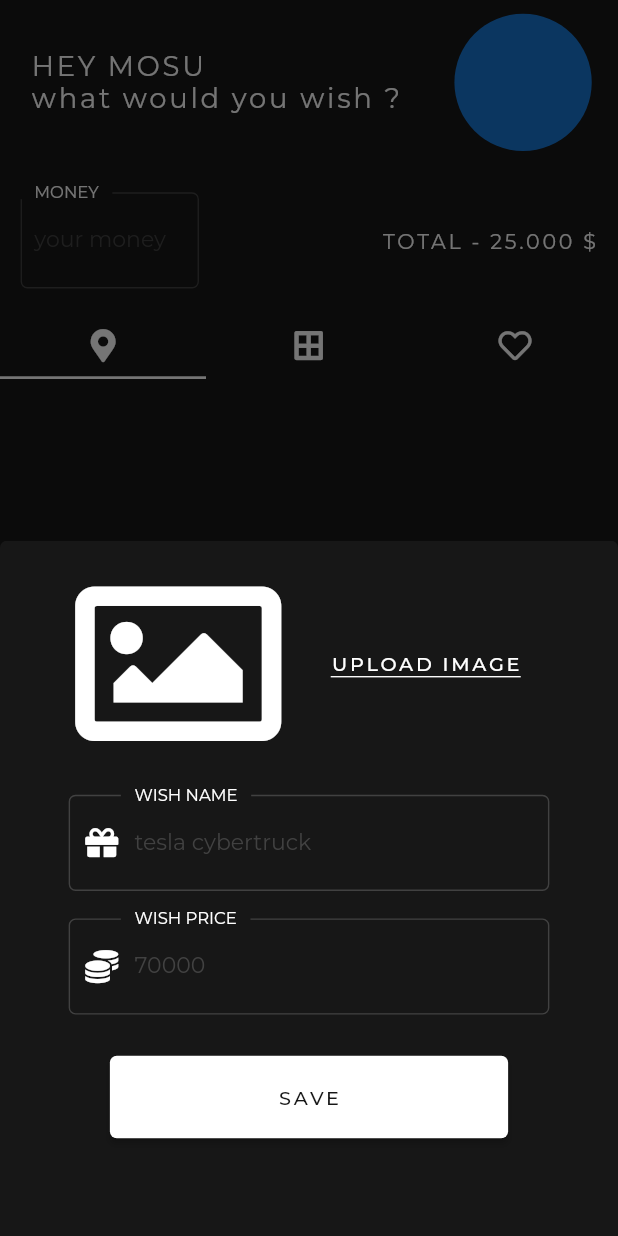
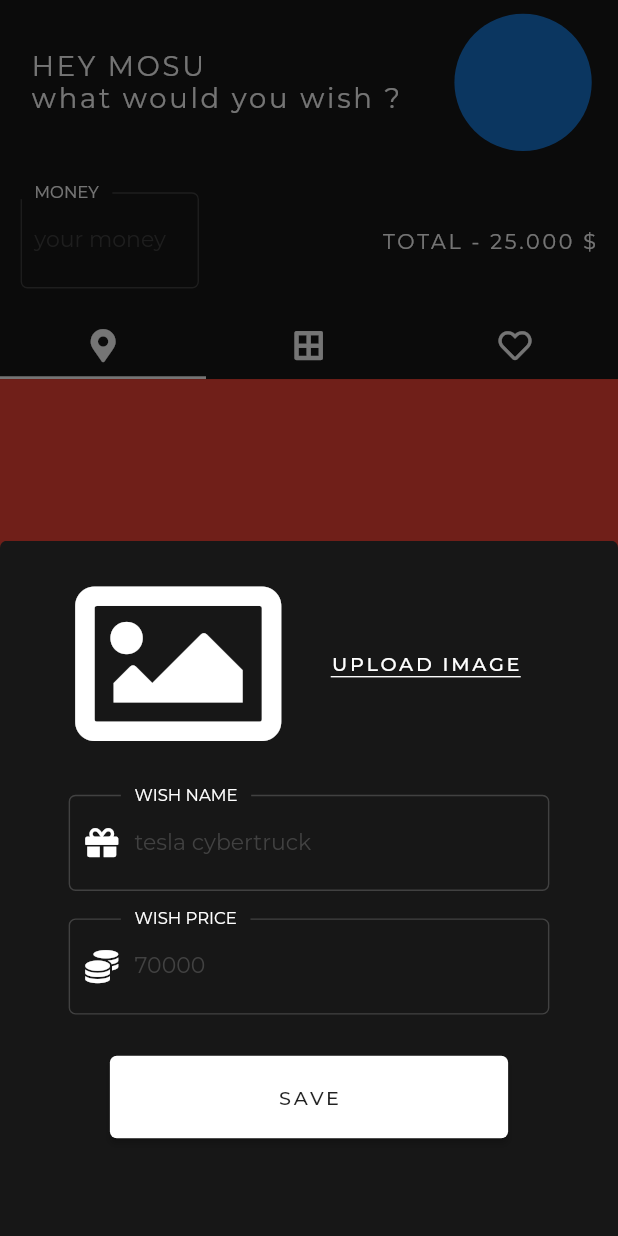
Before and after one commit to narman85/my_wish_list, a Flutter app: the HomeScreen screen opened by its route, after a tap on an icon or button, on a phone screen of 412 x 824 dp. Run offline on Flutter 3.47's test engine with Material 2 defaults, Android fonts, the phone set to English and light mode, and no system bars; our stand-ins replace animate_do, font_awesome_flutter, get, google_fonts, responsive_framework.

Commit message:
ui done very good

```diff
--- a/lib/Screen/add_wish_screen.dart
+++ b/lib/Screen/add_wish_screen.dart
@@ -7,6 +7,7 @@ import 'package:my_wish_list/Util/widgets.dart';
 class AddWishScreen extends StatelessWidget {
   @override
   Widget build(BuildContext context) {
+    //! change design floatingbutton
     return FloatingActionButton(
       backgroundColor: kWhiteColor,
       child: FaIcon(
@@ -30,9 +31,10 @@ class AddWishScreen extends StatelessWidget {
                   Row(
                     mainAxisAlignment: MainAxisAlignment.center,
                     children: [
+                      //! set wish image picker
                       InkWell(
                         onTap: () {
-                          print('s');
+                          print('image picker');
                         },
                         child: FaIcon(
                           FontAwesomeIcons.image,
@@ -41,14 +43,18 @@ class AddWishScreen extends StatelessWidget {
                         ),
                       ),
                       SizedBox(width: 20),
+                      //! set upload image
                       UnderlineButton(
                         text: 'UPLOAD IMAGE',
-                        onTap: () {},
+                        onTap: () {
+                          print('upload image');
+                        },
                       ),
                     ],
                   ),
                   Padding(
                     padding: const EdgeInsets.only(bottom: 20, top: 20),
+                    //! set wishname textfield
                     child: MyTextField(
                       label: 'WISH NAME',
                       hint: 'tesla cybertruck',
@@ -57,6 +63,7 @@ class AddWishScreen extends StatelessWidget {
                   ),
                   Padding(
                     padding: const EdgeInsets.only(bottom: 30),
+                    //! set price textfield
                     child: MyTextField(
                       label: "WISH PRICE",
                       prefiks: FontAwesomeIcons.coins,
@@ -64,23 +71,13 @@ class AddWishScreen extends StatelessWidget {
                       hint: "70000",
                     ),
                   ),
-                  ButtonTheme(
-                    minWidth: 290,
-                    height: 60,
-                    child: RaisedButton(
-                      shape: RoundedRectangleBorder(
-                        borderRadius: BorderRadius.circular(5),
-                      ),
-                      child: Text(
-                        "SAVE",
-                        style: TextStyle(
-                          letterSpacing: 2,
-                          color: kBlackColor,
-                        ),
-                      ),
-                      color: kWhiteColor,
-                      onPressed: () {},
-                    ),
+                  //! set save button
+                  BigButton(
+                    color: kWhiteColor,
+                    text: 'SAVE',
+                    onTap: () {
+                      print('save');
+                    },
                   )
                 ],
               ),
--- a/lib/Screen/forgot_screen.dart
+++ b/lib/Screen/forgot_screen.dart
@@ -16,6 +16,7 @@ class ForgotScreen extends StatelessWidget {
                 SizedBox(height: 300),
                 BounceInDown(
                   duration: kAnimationDuration,
+                  //! set textfield
                   child: MyTextField(
                       prefiks: Icons.mail,
                       keyboard: TextInputType.emailAddress,
@@ -25,6 +26,7 @@ class ForgotScreen extends StatelessWidget {
                 SizedBox(height: 75),
                 BounceInUp(
                   duration: kAnimationDuration,
+                //! set verify button
                   child: BigButton(
                     onTap: () {},
                     text: 'VERIFY',
--- a/lib/Screen/home_screen.dart
+++ b/lib/Screen/home_screen.dart
@@ -19,23 +19,21 @@ class HomeScreen extends StatelessWidget {
                 children: [
                   Padding(
                     padding: const EdgeInsets.only(left: 15),
-                    child: Text(
-                      "HEY MOSU\nwhat would you wish ?",
-                      style: TextStyle(
-                        letterSpacing: 2,
-                        fontSize: 20,
-                        color: kWhiteColor,
-                      ),
+                    //! set the text
+                    child: MyText(
+                      size: 20,
+                      text: 'HEY MOSU\nwhat would you wish ?',
                     ),
                   ),
                   SizedBox(width: 10),
                   Padding(
                     padding: const EdgeInsets.only(right: 12),
-                    child: GestureDetector(
-                      onTap: () {
+                    //! set avatar
+                    child: CircleAvatarWidget(
+                      radius: 50,
+                      tap: () {
                         Get.toNamed('profilescreen');
                       },
-                      child: CircleAvatar(maxRadius: 50),
                     ),
                   ),
                 ],
@@ -46,6 +44,7 @@ class HomeScreen extends StatelessWidget {
                   Flexible(
                     child: Padding(
                       padding: const EdgeInsets.only(left: 15, right: 100),
+                      //! set textfield 2
                       child: MyTextField2(
                         label: "MONEY",
                         keyboard: TextInputType.datetime,
@@ -57,19 +56,16 @@ class HomeScreen extends StatelessWidget {
                     width: 33,
                   ),
                   Padding(
-                    padding: const EdgeInsets.only(right: 15),
-                    child: Text(
-                      "TOTAL - 25.000 \$",
-                      style: TextStyle(
-                        color: kWhiteColor,
-                        fontSize: 15,
-                        letterSpacing: 2,
-                      ),
-                    ),
-                  ),
+                      padding: const EdgeInsets.only(right: 15),
+                      //! set text
+                      child: MyText(
+                        text: 'TOTAL - 25.000 \$',
+                        size: 15,
+                      )),
                 ],
               ),
               SizedBox(height: 20),
+              //! take control on tabbar
               DefaultTabController(
                 length: 3,
                 child: Column(
@@ -78,44 +74,17 @@ class HomeScreen extends StatelessWidget {
                     TabBar(
                       indicatorColor: kWhiteColor,
                       tabs: [
-                        Padding(
-                          padding: const EdgeInsets.all(10),
-                          child: FaIcon(
-                            FontAwesomeIcons.mapMarkerAlt,
-                            color: kWhiteColor,
-                          ),
-                        ),
-                        Padding(
-                          padding: const EdgeInsets.all(10),
-                          child: FaIcon(
-                            FontAwesomeIcons.borderAll,
-                            color: kWhiteColor,
-                          ),
-                        ),
-                        Padding(
-                          padding: const EdgeInsets.all(10),
-                          child: FaIcon(
-                            FontAwesomeIcons.heart,
-                            color: kWhiteColor,
-                          ),
-                        ),
+                        TabIcon(icon: FontAwesomeIcons.mapMarkerAlt),
+                        TabIcon(icon: FontAwesomeIcons.borderAll),
+                        TabIcon(icon: FontAwesomeIcons.heart),
                       ],
                     ),
                     Container(
                       height: Get.height,
                       child: TabBarView(children: [
-                        Padding(
-                          padding: const EdgeInsets.all(200),
-                          child: Card(
-                            color: kWhiteColor,
-                            child: Text(
-                              's',
-                              textAlign: TextAlign.center,
-                            ),
-                          ),
-                        ),
-                        Center(child: Text('s')),
-                        Text('s'),
+                        Container(color: Colors.red),
+                        Container(color: Colors.green),
+                        Container(color: Colors.blue),
                       ]),
                     )
                   ],
--- a/lib/Screen/profile_screen.dart
+++ b/lib/Screen/profile_screen.dart
@@ -11,10 +11,9 @@ class ProfileScreen extends StatelessWidget {
         actions: [
           Padding(
             padding: const EdgeInsets.all(10),
+            //! set exit button
             child: IconButton(
-                icon: FaIcon(
-                  FontAwesomeIcons.signOutAlt,
-                ),
+                icon: FaIcon(FontAwesomeIcons.signOutAlt),
                 onPressed: () {
                   print('exit');
                 }),
@@ -27,38 +26,36 @@ class ProfileScreen extends StatelessWidget {
             child: Column(
               children: [
                 SizedBox(height: 85),
-                CircleAvatar(
+                //! pick image
+                CircleAvatarWidget(
                   radius: 85,
+                  tap: () {
+                    print('profile image picker');
+                  },
                 ),
                 SizedBox(height: 50),
+                //! upload image
                 UnderlineButton(
-                  onTap: () {},
+                  onTap: () {
+                    print('upload image');
+                  },
                   text: 'UPLOAD IMAGE',
                 ),
                 SizedBox(height: 50),
+                //! set textfield
                 MyTextField(
                   prefiks: FontAwesomeIcons.idCardAlt,
                   label: 'NAME',
                   hint: 'aladdin',
                 ),
                 SizedBox(height: 50),
-                ButtonTheme(
-                  minWidth: 290,
-                  height: 60,
-                  child: RaisedButton(
-                    shape: RoundedRectangleBorder(
-                      borderRadius: BorderRadius.circular(5),
-                    ),
-                    child: Text(
-                      "SAVE",
-                      style: TextStyle(
-                        letterSpacing: 2,
-                        color: kBlackColor,
-                      ),
-                    ),
-                    color: kWhiteColor,
-                    onPressed: () {},
-                  ),
+                //! save prosess
+                BigButton(
+                  onTap: () {
+                    print('save');
+                  },
+                  text: 'SAVE',
+                  color: kWhiteColor,
                 )
               ],
             ),
--- a/lib/Screen/sign_in_screen.dart
+++ b/lib/Screen/sign_in_screen.dart
@@ -44,6 +44,7 @@ class SignInScreen extends StatelessWidget {
                 SizedBox(height: 100),
                 BounceInLeft(
                   duration: kAnimationDuration,
+                  //! set textfield
                   child: MyTextField(
                       prefiks: Icons.mail,
                       keyboard: TextInputType.emailAddress,
@@ -53,6 +54,7 @@ class SignInScreen extends StatelessWidget {
                 SizedBox(height: 50),
                 BounceInRight(
                   duration: kAnimationDuration,
+                  //! set textfield
                   child: MyTextField(
                       prefiks: FontAwesomeIcons.key,
                       label: 'PASSWORD',
@@ -62,8 +64,11 @@ class SignInScreen extends StatelessWidget {
                 SizedBox(height: 75),
                 BounceInDown(
                   duration: kAnimationDuration,
+                  //! set sign in
                   child: BigButton(
-                    onTap: () {},
+                    onTap: () {
+                      print('signin');
+                    },
                     text: 'SIGN IN',
                     color: kWhiteColor,
                   ),
@@ -74,6 +79,7 @@ class SignInScreen extends StatelessWidget {
                   children: [
                     BounceInLeft(
                       duration: kAnimationDuration,
+                      //! set fb button
                       child: SmallIconButton(
                         onTap: () {
                           print("Facebook");
@@ -82,11 +88,10 @@ class SignInScreen extends StatelessWidget {
                         color: kWhiteColor,
                       ),
                     ),
-                    SizedBox(
-                      width: 50,
-                    ),
+                    SizedBox(width: 50),
                     BounceInRight(
                       duration: kAnimationDuration,
+                      //! set google button
                       child: SmallIconButton(
                         onTap: () {
                           Get.offNamed('homescreen');
@@ -98,9 +103,7 @@ class SignInScreen extends StatelessWidget {
                     ),
                   ],
                 ),
-                SizedBox(
-                  height: 75,
-                ),
+                SizedBox(height: 75),
                 UnderlineButton(
                   onTap: () {
                     Get.toNamed('forgotscreen');
--- a/lib/Screen/welcome_screen.dart
+++ b/lib/Screen/welcome_screen.dart
@@ -27,9 +27,7 @@ class WelcomeScreen extends StatelessWidget {
                         ),
                       ),
                     )),
-                SizedBox(
-                  height: 100,
-                ),
+                SizedBox(height: 100),
                 Column(
                   children: [
                     Row(
@@ -45,9 +43,7 @@ class WelcomeScreen extends StatelessWidget {
                             text: "SIGN UP",
                           ),
                         ),
-                        SizedBox(
-                          width: 20,
-                        ),
+                        SizedBox(width: 20),
                         BounceInDown(
                           duration: kAnimationDuration,
                           child: SmallButton(
@@ -61,14 +57,13 @@ class WelcomeScreen extends StatelessWidget {
                         ),
                       ],
                     ),
-                    SizedBox(
-                      height: 10,
-                    ),
+                    SizedBox(height: 20),
                     Row(
                       mainAxisAlignment: MainAxisAlignment.center,
                       children: [
                         BounceInUp(
                           duration: kAnimationDuration,
+                          //! set facebook
                           child: SmallIconButton(
                             onTap: () {
                               print("Facebook");
@@ -77,11 +72,10 @@ class WelcomeScreen extends StatelessWidget {
                             color: kWhiteColor,
                           ),
                         ),
-                        SizedBox(
-                          width: 20,
-                        ),
+                        SizedBox(width: 20),
                         BounceInRight(
                           duration: kAnimationDuration,
+                          //! set google
                           child: SmallIconButton(
                             onTap: () {},
                             icon: FontAwesomeIcons.google,
--- a/lib/Util/widgets.dart
+++ b/lib/Util/widgets.dart
@@ -190,12 +190,15 @@ class BigButton extends StatelessWidget {
   }
 }
 
-
-//! Underline Button
+//! Underline Button Widget
 class UnderlineButton extends StatelessWidget {
   final String text;
   final VoidCallback onTap;
-  const UnderlineButton({this.text, this.onTap});
+
+  const UnderlineButton({
+    this.text,
+    this.onTap,
+  });
 
   @override
   Widget build(BuildContext context) {
@@ -222,3 +225,65 @@ class UnderlineButton extends StatelessWidget {
     );
   }
 }
+
+//! Text Widget
+class MyText extends StatelessWidget {
+  final String text;
+  final double size;
+
+  const MyText({
+    this.text,
+    this.size,
+  });
+
+  @override
+  Widget build(BuildContext context) {
+    return Text(
+      text,
+      style: TextStyle(
+        letterSpacing: 2,
+        fontSize: size,
+        color: kWhiteColor,
+      ),
+    );
+  }
+}
+
+//! Avatar
+class CircleAvatarWidget extends StatelessWidget {
+  final double radius;
+  final VoidCallback tap;
+
+  const CircleAvatarWidget({
+    this.radius,
+    this.tap,
+  });
+
+  @override
+  Widget build(BuildContext context) {
+    return GestureDetector(
+      onTap: tap,
+      child: CircleAvatar(maxRadius: radius),
+    );
+  }
+}
+
+//! Tab Icon Widget
+class TabIcon extends StatelessWidget {
+  final IconData icon;
+
+  const TabIcon({
+    this.icon,
+  });
+
+  @override
+  Widget build(BuildContext context) {
+    return Padding(
+      padding: const EdgeInsets.all(10),
+      child: Icon(
+        icon,
+        color: kWhiteColor,
+      ),
+    );
+  }
+}
```
Also changed, not shown: lib/Screen/sign_up_screen.dart (+7 -3 lines).
